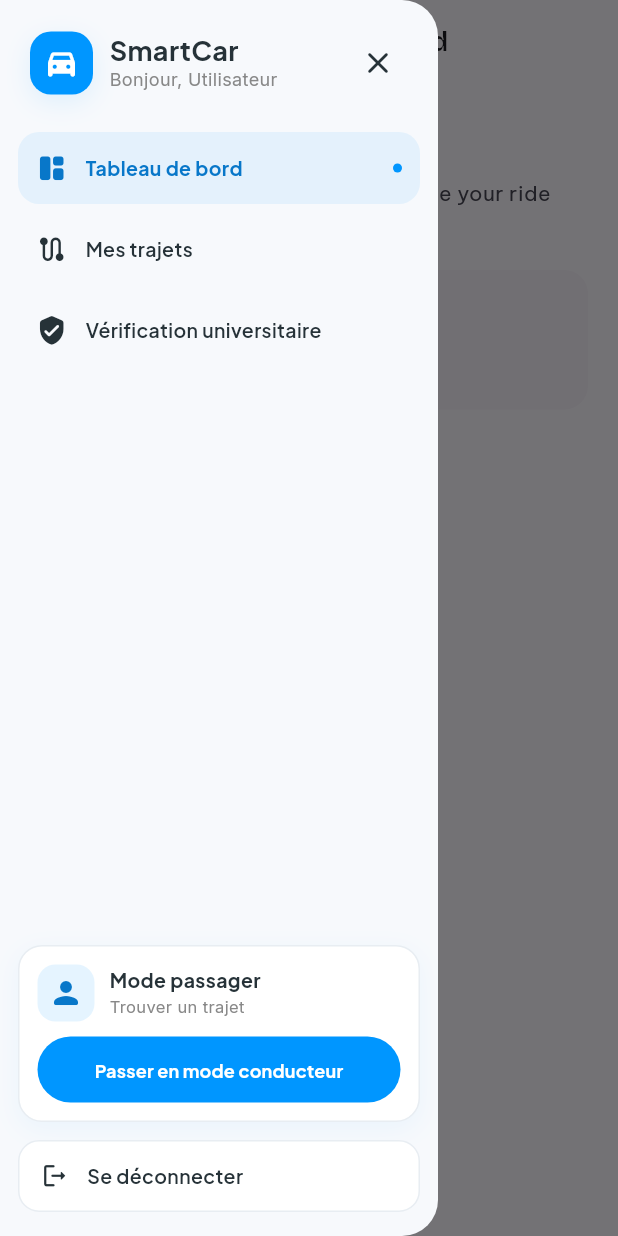
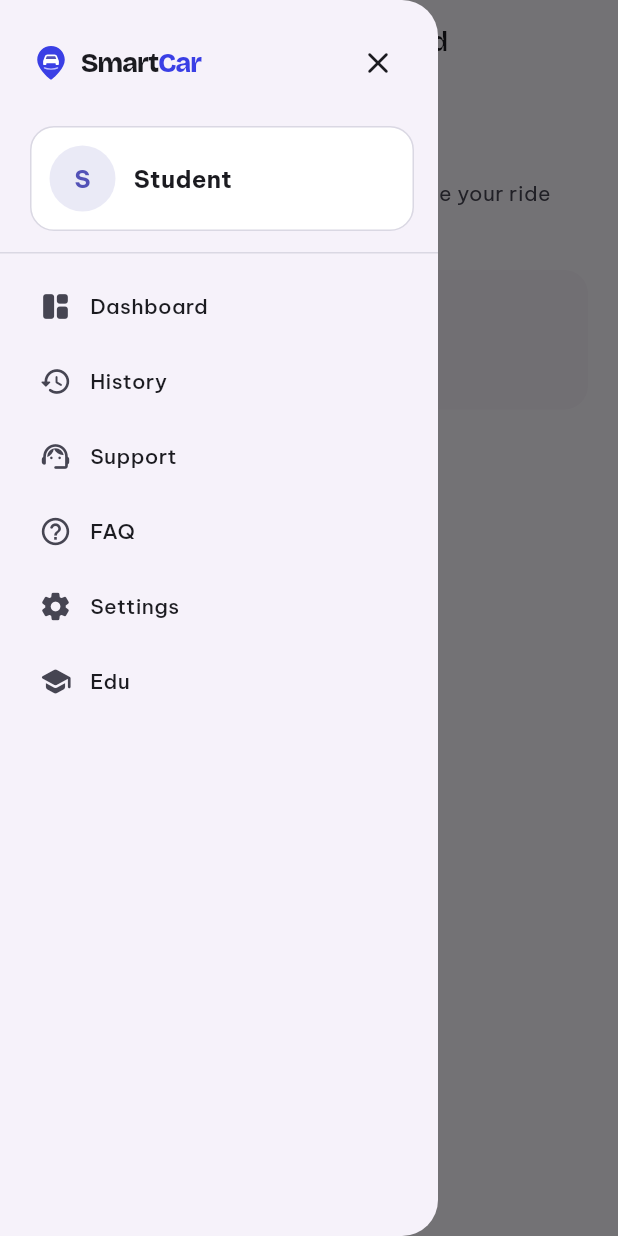
Before and after one commit to BigStaaaan/smartCar, a Flutter app: the HomePage screen opened directly, with the side drawer open, on a phone screen of 412 x 824 dp. Run offline on Flutter 3.47's test engine with Material 3 defaults, Android fonts, the phone set to English and light mode, and no system bars; our stand-ins replace dio, firebase_auth, firebase_core, flutter_riverpod, google_fonts, google_sign_in and 2 more; accounts and stored records are empty; network calls fail.

Commit message:
feat(home): redesign SmartCarSidebar with AppColors and required menu items

```diff
--- a/frontend/lib/features/home/presentation/widgets/smartcar_sidebar.dart
+++ b/frontend/lib/features/home/presentation/widgets/smartcar_sidebar.dart
@@ -1,32 +1,41 @@
 import 'package:flutter/material.dart';
 import 'package:flutter_riverpod/flutter_riverpod.dart';
-import 'package:google_fonts/google_fonts.dart';
 
+import '../../../../app/theme/app_colors.dart';
+import '../../../../app/theme/app_typography.dart';
+import '../../../../shared/widgets/smartcar_logo.dart';
 import '../../../authentication/presentation/providers/auth_provider.dart';
 import '../../../trips/presentation/pages/my_trips_page.dart';
-import '../../../trips/presentation/pages/publish_trip_page.dart';
 import '../../../university_verification/presentation/pages/university_verification_page.dart';
-import '../../../vehicles/presentation/vehicles_page.dart';
 
 class SmartCarSidebar extends ConsumerWidget {
   const SmartCarSidebar({
     super.key,
     required this.selectedLabel,
+    this.isPersistent = false,
   });
 
   final String selectedLabel;
+  final bool isPersistent;
 
-  static const _primary = Color(0xFF0096FF);
-  static const _primaryDark = Color(0xFF0877C9);
-  static const _canvas = Color(0xFFF7F9FC);
-  static const _ink = Color(0xFF263238);
-  static const _muted = Color(0xFF888888);
-  static const _border = Color(0xFFE8EDF2);
-
-  void _closeAndPush(BuildContext context, Widget page) {
+  void _navigateTo(BuildContext context, Widget page) {
+    if (!isPersistent) {
       Navigator.of(context).pop();
+    }
     Navigator.of(context).push(
       MaterialPageRoute<void>(builder: (_) => page),
+    );
+  }
+
+  void _showPlaceholder(BuildContext context, String title) {
+    if (!isPersistent) {
+      Navigator.of(context).pop();
+    }
+    ScaffoldMessenger.of(context).showSnackBar(
+      SnackBar(
+        content: Text('$title is coming soon.'),
+        behavior: SnackBarBehavior.floating,
+      ),
     );
   }
 
@@ -34,255 +43,195 @@ class SmartCarSidebar extends ConsumerWidget {
   Widget build(BuildContext context, WidgetRef ref) {
     final authState = ref.watch(authProvider);
     final user = authState.user;
-    final isDriver = user?.activeMode == 'DRIVER';
-    final firstName = user?.displayName?.trim().isNotEmpty == true
-        ? user!.displayName!.trim().split(' ').first
-        : 'Utilisateur';
 
-    return Drawer(
-      width: 292,
-      backgroundColor: _canvas,
-      shape: const RoundedRectangleBorder(
-        borderRadius: BorderRadius.horizontal(right: Radius.circular(24)),
-      ),
-      child: SafeArea(
+    final rawName = user?.displayName?.trim() ?? '';
+    final firstName =
+        rawName.isNotEmpty ? rawName.split(RegExp(r'\s+')).first : 'Student';
+    final email = user?.email ?? '';
+    final photoUrl = user?.photoUrl;
+    final isVerified = (user?.isUniversityVerified ?? false) ||
+        (user?.isVerifiedStudent ?? false);
+
+    final content = SafeArea(
       child: Column(
         children: [
+          // Header: Logo + User Info
           Padding(
             padding: const EdgeInsets.fromLTRB(20, 18, 16, 14),
-              child: Row(
+            child: Column(
+              crossAxisAlignment: CrossAxisAlignment.start,
               children: [
-                  Container(
-                    width: 42,
-                    height: 42,
-                    decoration: BoxDecoration(
-                      color: _primary,
-                      borderRadius: BorderRadius.circular(14),
-                      boxShadow: const [
-                        BoxShadow(
-                          color: Color(0x1A0096FF),
-                          blurRadius: 14,
-                          offset: Offset(0, 5),
+                Row(
+                  children: [
+                    const SmartCarLogo(
+                      variant: SmartCarLogoVariant.horizontal,
+                      symbolSize: 28,
+                      wordmarkFontSize: 18,
+                    ),
+                    const Spacer(),
+                    if (!isPersistent)
+                      IconButton(
+                        onPressed: () => Navigator.of(context).pop(),
+                        icon: const Icon(Icons.close_rounded),
+                        color: AppColors.onSurface,
+                        tooltip: 'Close',
                       ),
                   ],
                 ),
-                    child: const Icon(
-                      Icons.directions_car_filled_rounded,
-                      color: Colors.white,
-                      size: 24,
+                const SizedBox(height: 18),
+                Container(
+                  padding: const EdgeInsets.all(12),
+                  decoration: BoxDecoration(
+                    color: AppColors.surfaceContainerLowest,
+                    borderRadius: BorderRadius.circular(16),
+                    border: Border.all(color: AppColors.surfaceStroke),
                   ),
+                  child: Row(
+                    children: [
+                      CircleAvatar(
+                        radius: 22,
+                        backgroundColor: AppColors.primary.withValues(alpha: 0.12),
+                        backgroundImage:
+                            (photoUrl != null && photoUrl.isNotEmpty)
+                                ? NetworkImage(photoUrl)
+                                : null,
+                        child: (photoUrl == null || photoUrl.isEmpty)
+                            ? Text(
+                                firstName.isNotEmpty
+                                    ? firstName[0].toUpperCase()
+                                    : 'S',
+                                style: AppTypography.bodyLg.copyWith(
+                                  color: AppColors.primary,
+                                  fontWeight: FontWeight.w700,
                                 ),
-                  const SizedBox(width: 11),
+                              )
+                            : null,
+                      ),
+                      const SizedBox(width: 12),
                       Expanded(
                         child: Column(
                           crossAxisAlignment: CrossAxisAlignment.start,
                           children: [
-                        Text(
-                          'SmartCar',
-                          style: GoogleFonts.plusJakartaSans(
-                            color: _ink,
-                            fontSize: 18,
+                            Row(
+                              children: [
+                                Flexible(
+                                  child: Text(
+                                    firstName,
+                                    maxLines: 1,
+                                    overflow: TextOverflow.ellipsis,
+                                    style: AppTypography.bodyLg.copyWith(
+                                      color: AppColors.onSurface,
                                       fontWeight: FontWeight.w700,
-                            height: 1,
                                     ),
                                   ),
-                        const SizedBox(height: 5),
-                        Text(
-                          'Bonjour, $firstName',
-                          style: GoogleFonts.inter(
-                            color: _muted,
-                            fontSize: 12,
-                            height: 1,
                                 ),
+                                if (isVerified) ...[
+                                  const SizedBox(width: 4),
+                                  const Icon(
+                                    Icons.verified_rounded,
+                                    size: 16,
+                                    color: AppColors.primary,
                                   ),
                                 ],
-                    ),
-                  ),
-                  IconButton(
-                    onPressed: () => Navigator.of(context).pop(),
-                    icon: const Icon(Icons.close_rounded),
-                    color: _ink,
-                    tooltip: 'Fermer',
-                  ),
                               ],
                             ),
-            ),
-            const SizedBox(height: 4),
-            Expanded(
-              child: ListView(
-                padding: const EdgeInsets.fromLTRB(12, 4, 12, 16),
-                children: [
-                  _SidebarItem(
-                    icon: Icons.space_dashboard_rounded,
-                    label: 'Tableau de bord',
-                    selected: selectedLabel == 'Tableau de bord',
-                    onTap: () => Navigator.of(context).pop(),
-                  ),
-                  _SidebarItem(
-                    icon: Icons.route_rounded,
-                    label: 'Mes trajets',
-                    selected: selectedLabel == 'Mes trajets',
-                    onTap: () => _closeAndPush(context, const MyTripsPage()),
-                  ),
-                  _SidebarItem(
-                    icon: Icons.verified_user_rounded,
-                    label: 'Vérification universitaire',
-                    selected: selectedLabel == 'Vérification universitaire',
-                    onTap: () => _closeAndPush(
-                      context,
-                      const UniversityVerificationPage(),
-                    ),
-                  ),
-                  if (isDriver) ...[
-                    _SidebarItem(
-                      icon: Icons.add_road_rounded,
-                      label: 'Publier un trajet',
-                      selected: selectedLabel == 'Publier un trajet',
-                      onTap: () => _closeAndPush(
-                        context,
-                        const PublishTripPage(),
-                      ),
-                    ),
-                    _SidebarItem(
-                      icon: Icons.directions_car_rounded,
-                      label: 'Mes véhicules',
-                      selected: selectedLabel == 'Mes véhicules',
-                      onTap: () => _closeAndPush(
-                        context,
-                        const VehiclesPage(),
+                            if (email.isNotEmpty) ...[
+                              const SizedBox(height: 2),
+                              Text(
+                                email,
+                                maxLines: 1,
+                                overflow: TextOverflow.ellipsis,
+                                style: AppTypography.bodySm.copyWith(
+                                  color: AppColors.onSurfaceVariant,
                                 ),
                               ),
                             ],
                           ],
                         ),
                       ),
-            Padding(
-              padding: const EdgeInsets.fromLTRB(12, 8, 12, 12),
-              child: _ModeSwitchCard(
-                isDriver: isDriver,
-                isLoading: authState.isLoading,
-                onSwitch: () async {
-                  Navigator.of(context).pop();
-                  await _switchMode(context, ref);
-                },
-              ),
-            ),
-            Padding(
-              padding: const EdgeInsets.fromLTRB(12, 0, 12, 16),
-              child: InkWell(
-                onTap: () async {
-                  await ref.read(authProvider.notifier).signOut();
-                  if (!context.mounted) return;
-                  Navigator.of(context).popUntil((route) => route.isFirst);
-                },
-                borderRadius: BorderRadius.circular(14),
-                child: Container(
-                  height: 48,
-                  padding: const EdgeInsets.symmetric(horizontal: 14),
-                  decoration: BoxDecoration(
-                    borderRadius: BorderRadius.circular(14),
-                    border: Border.all(color: _border),
-                    color: Colors.white,
-                  ),
-                  child: Row(
-                    children: [
-                      const Icon(
-                        Icons.logout_rounded,
-                        size: 19,
-                        color: _ink,
-                      ),
-                      const SizedBox(width: 12),
-                      Text(
-                        'Se déconnecter',
-                        style: GoogleFonts.plusJakartaSans(
-                          color: _ink,
-                          fontSize: 13,
-                          fontWeight: FontWeight.w600,
+                    ],
                   ),
                 ),
               ],
             ),
           ),
+
+          const Divider(height: 1, color: AppColors.surfaceStroke),
+          const SizedBox(height: 8),
+
+          // Navigation Items (exact required order)
+          Expanded(
+            child: ListView(
+              padding: const EdgeInsets.symmetric(horizontal: 12, vertical: 4),
+              children: [
+                _SidebarItem(
+                  icon: Icons.space_dashboard_rounded,
+                  label: 'Dashboard',
+                  selected: selectedLabel == 'Dashboard',
+                  onTap: () {
+                    if (!isPersistent) Navigator.of(context).pop();
+                  },
+                ),
+                _SidebarItem(
+                  icon: Icons.history_rounded,
+                  label: 'History',
+                  selected: selectedLabel == 'History',
+                  onTap: () => _navigateTo(context, const MyTripsPage()),
+                ),
+                _SidebarItem(
+                  icon: Icons.support_agent_rounded,
+                  label: 'Support',
+                  selected: selectedLabel == 'Support',
+                  onTap: () => _showPlaceholder(context, 'Support'),
+                ),
+                _SidebarItem(
+                  icon: Icons.help_outline_rounded,
+                  label: 'FAQ',
+                  selected: selectedLabel == 'FAQ',
+                  onTap: () => _showPlaceholder(context, 'FAQ'),
+                ),
+                _SidebarItem(
+                  icon: Icons.settings_rounded,
+                  label: 'Settings',
+                  selected: selectedLabel == 'Settings',
+                  onTap: () => _showPlaceholder(context, 'Settings'),
+                ),
+                _SidebarItem(
+                  icon: Icons.school_rounded,
+                  label: 'Edu',
+                  selected: selectedLabel == 'Edu',
+                  onTap: () => _navigateTo(
+                    context,
+                    const UniversityVerificationPage(),
                   ),
                 ),
               ],
             ),
           ),
+        ],
+      ),
+    );
+
+    if (isPersistent) {
+      return Container(
+        width: 280,
+        decoration: const BoxDecoration(
+          color: AppColors.surfaceContainerLow,
+          border: Border(
+            right: BorderSide(color: AppColors.surfaceStroke),
+          ),
+        ),
+        child: content,
       );
     }
 
-  Future<void> _switchMode(BuildContext context, WidgetRef ref) async {
-    final user = ref.read(authProvider).user;
-    if (user == null) return;
-
-    if (user.activeMode == 'DRIVER') {
-      await ref.read(authProvider.notifier).switchMode('PASSENGER');
-      return;
-    }
-
-    if (!user.isUniversityVerified) {
-      if (!context.mounted) return;
-      await showDialog<void>(
-        context: context,
-        builder: (dialogContext) => AlertDialog(
-          shape: RoundedRectangleBorder(
-            borderRadius: BorderRadius.circular(20),
+    return Drawer(
+      width: 292,
+      backgroundColor: AppColors.surfaceContainerLow,
+      shape: const RoundedRectangleBorder(
+        borderRadius: BorderRadius.horizontal(right: Radius.circular(24)),
       ),
-          title: const Text('Vérification requise'),
-          content: const Text(
-            'Votre compte doit être approuvé par l’administration avant de passer en mode conducteur.',
-          ),
-          actions: [
-            TextButton(
-              onPressed: () => Navigator.of(dialogContext).pop(),
-              child: const Text('Plus tard'),
-            ),
-            ElevatedButton(
-              onPressed: () {
-                Navigator.of(dialogContext).pop();
-                Navigator.of(context).push(
-                  MaterialPageRoute<void>(
-                    builder: (_) => const UniversityVerificationPage(),
-                  ),
-                );
-              },
-              child: const Text('Voir la vérification'),
-            ),
-          ],
-        ),
-      );
-      return;
-    }
-
-    if (user.role == 'DRIVER' && user.driverProfile != null) {
-      await ref.read(authProvider.notifier).switchMode('DRIVER');
-      return;
-    }
-
-    if (!context.mounted) return;
-    await showDialog<void>(
-      context: context,
-      builder: (dialogContext) => AlertDialog(
-        shape: RoundedRectangleBorder(
-          borderRadius: BorderRadius.circular(20),
-        ),
-        title: const Text('Activer le mode conducteur'),
-        content: const Text(
-          'Complétez les informations du conducteur et du véhicule pour continuer.',
-        ),
-        actions: [
-          TextButton(
-            onPressed: () => Navigator.of(dialogContext).pop(),
-            child: const Text('Annuler'),
-          ),
-          ElevatedButton(
-            onPressed: () {
-              Navigator.of(dialogContext).pop();
-            },
-            child: const Text('Continuer'),
-          ),
-        ],
-      ),
+      child: content,
     );
   }
 }
@@ -303,47 +252,41 @@ class _SidebarItem extends StatelessWidget {
   @override
   Widget build(BuildContext context) {
     return Padding(
-      padding: const EdgeInsets.only(bottom: 6),
+      padding: const EdgeInsets.only(bottom: 4),
       child: Material(
-        color: selected ? const Color(0x140096FF) : Colors.transparent,
-        borderRadius: BorderRadius.circular(14),
+        color: Colors.transparent,
         child: InkWell(
           onTap: onTap,
           borderRadius: BorderRadius.circular(14),
-          child: SizedBox(
-            height: 48,
-            child: Padding(
-              padding: const EdgeInsets.symmetric(horizontal: 12),
+          child: AnimatedContainer(
+            duration: const Duration(milliseconds: 180),
+            padding: const EdgeInsets.symmetric(horizontal: 14, vertical: 12),
+            decoration: BoxDecoration(
+              color: selected
+                  ? AppColors.primary.withValues(alpha: 0.12)
+                  : Colors.transparent,
+              borderRadius: BorderRadius.circular(14),
+            ),
             child: Row(
               children: [
                 Icon(
                   icon,
-                    size: 21,
+                  size: 22,
                   color: selected
-                        ? const Color(0xFF0877C9)
-                        : const Color(0xFF263238),
+                      ? AppColors.primary
+                      : AppColors.onSurfaceVariant,
                 ),
                 const SizedBox(width: 12),
                 Expanded(
                   child: Text(
                     label,
-                      style: GoogleFonts.plusJakartaSans(
+                    style: AppTypography.bodyMd.copyWith(
                       color: selected
-                            ? const Color(0xFF0877C9)
-                            : const Color(0xFF263238),
-                        fontSize: 13,
+                          ? AppColors.primary
+                          : AppColors.onSurface,
                       fontWeight:
-                            selected ? FontWeight.w700 : FontWeight.w600,
+                          selected ? FontWeight.w700 : FontWeight.w500,
                     ),
-                    ),
-                  ),
-                  if (selected)
-                    Container(
-                      width: 6,
-                      height: 6,
-                      decoration: const BoxDecoration(
-                        color: Color(0xFF0096FF),
-                        shape: BoxShape.circle,
                   ),
                 ),
               ],
@@ -351,107 +294,6 @@ class _SidebarItem extends StatelessWidget {
           ),
         ),
       ),
-      ),
     );
   }
 }
-
-class _ModeSwitchCard extends StatelessWidget {
-  const _ModeSwitchCard({
-    required this.isDriver,
-    required this.isLoading,
-    required this.onSwitch,
-  });
-
-  final bool isDriver;
-  final bool isLoading;
-  final VoidCallback onSwitch;
-
-  @override
-  Widget build(BuildContext context) {
-    return Container(
-      padding: const EdgeInsets.all(12),
-      decoration: BoxDecoration(
-        color: Colors.white,
-        borderRadius: BorderRadius.circular(16),
-        border: Border.all(color: const Color(0xFFE8EDF2)),
-        boxShadow: const [
-          BoxShadow(
-            color: Color(0x0D0096FF),
-            blurRadius: 14,
-            offset: Offset(0, 5),
-          ),
-        ],
-      ),
-      child: Column(
-        crossAxisAlignment: CrossAxisAlignment.start,
-        children: [
-          Row(
-            children: [
-              Container(
-                width: 38,
-                height: 38,
-                decoration: BoxDecoration(
-                  color: const Color(0x1A0096FF),
-                  borderRadius: BorderRadius.circular(12),
-                ),
-                child: Icon(
-                  isDriver
-                      ? Icons.directions_car_rounded
-                      : Icons.person_rounded,
-                  color: const Color(0xFF0877C9),
-                ),
-              ),
-              const SizedBox(width: 10),
-              Expanded(
-                child: Column(
-                  crossAxisAlignment: CrossAxisAlignment.start,
-                  children: [
-                    Text(
-                      isDriver ? 'Mode conducteur' : 'Mode passager',
-                      style: GoogleFonts.plusJakartaSans(
-                        color: const Color(0xFF263238),
-                        fontSize: 13,
-                        fontWeight: FontWeight.w700,
-                      ),
-                    ),
-                    Text(
-                      isDriver ? 'Gérer vos trajets' : 'Trouver un trajet',
-                      style: GoogleFonts.inter(
-                        color: const Color(0xFF888888),
-                        fontSize: 11,
-                      ),
-                    ),
-                  ],
-                ),
-              ),
-            ],
-          ),
-          const SizedBox(height: 10),
-          SizedBox(
-            width: double.infinity,
-            height: 44,
-            child: ElevatedButton(
-              onPressed: isLoading ? null : onSwitch,
-              style: ElevatedButton.styleFrom(
-                elevation: 0,
-                backgroundColor: const Color(0xFF0096FF),
-                foregroundColor: Colors.white,
-                shape: const StadiumBorder(),
-              ),
-              child: Text(
-                isDriver
-                    ? 'Passer en mode passager'
-                    : 'Passer en mode conducteur',
-                style: GoogleFonts.plusJakartaSans(
-                  fontSize: 12,
-                  fontWeight: FontWeight.w700,
-                ),
-              ),
-            ),
-          ),
-        ],
-      ),
-    );
-  }
-}
```
Lines whose indentation alone changed are shown as unchanged.
